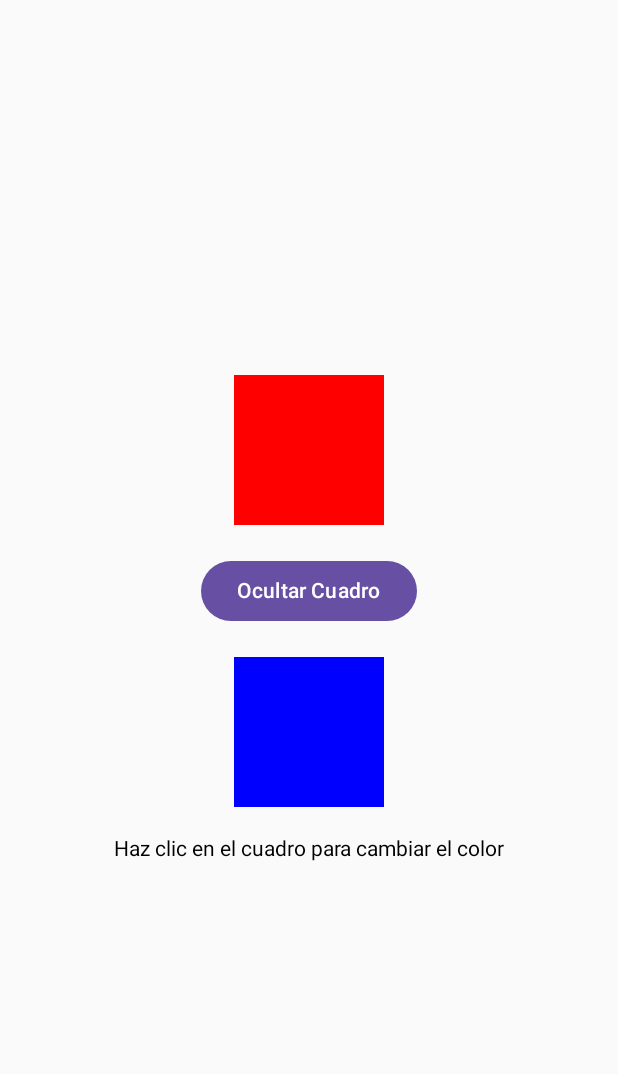
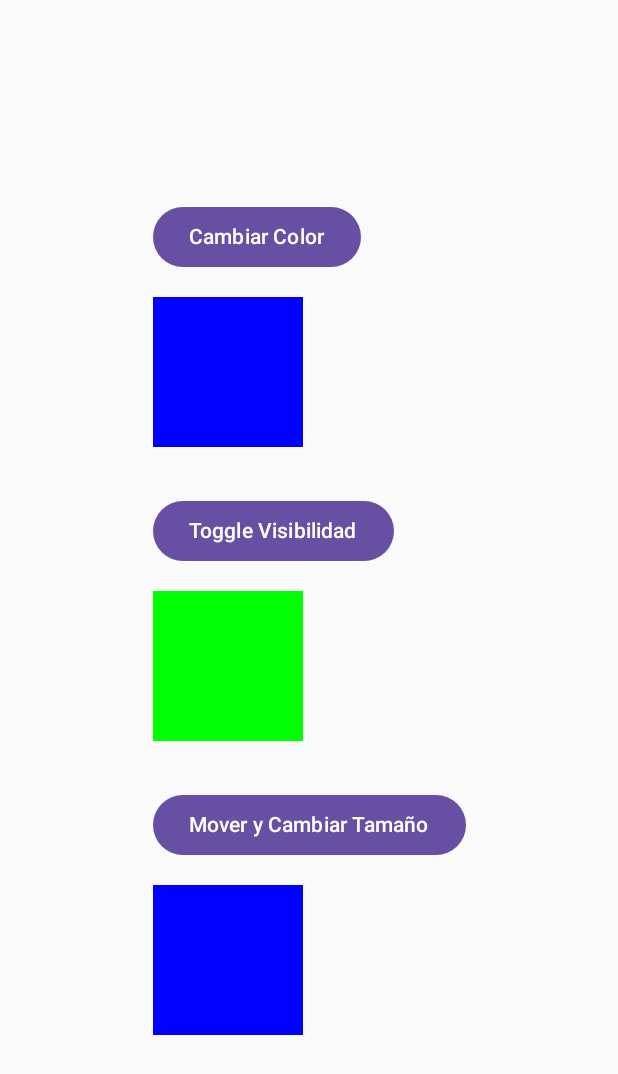
Before and after one commit to AdrianAbeGama/Lab13, an Android app built with Jetpack Compose: the screen it shows after launch (MainActivity), on a phone screen of 412 x 824 dp. Shown: the top 1074 px of the screen. Run offline under Robolectric (Android 15) with nearby library versions, the phone set to English and light mode, and no system bars.

Commit message:
Ejercicio 3

```diff
--- a/app/src/main/java/com/example/lab13/MainActivity.kt
+++ b/app/src/main/java/com/example/lab13/MainActivity.kt
@@ -3,50 +3,108 @@ package com.example.lab13
 import android.os.Bundle
 import androidx.activity.ComponentActivity
 import androidx.activity.compose.setContent
+import androidx.compose.animation.AnimatedVisibility
+import androidx.compose.animation.animateColorAsState
+import androidx.compose.animation.core.animateDpAsState
+import androidx.compose.foundation.background
 import androidx.compose.foundation.layout.*
 import androidx.compose.material3.Button
 import androidx.compose.material3.Text
 import androidx.compose.runtime.*
 import androidx.compose.ui.Alignment
+import androidx.compose.ui.graphics.Color
+import androidx.compose.ui.tooling.preview.Preview
+import androidx.compose.ui.unit.Dp
+import androidx.compose.ui.unit.dp
 import androidx.compose.ui.Modifier
-import androidx.compose.ui.unit.dp
+import androidx.compose.ui.unit.IntSize
+import androidx.compose.ui.draw.clip
+import androidx.compose.foundation.shape.CircleShape
+import androidx.compose.foundation.shape.RoundedCornerShape
 
 class MainActivity : ComponentActivity() {
     override fun onCreate(savedInstanceState: Bundle?) {
         super.onCreate(savedInstanceState)
         setContent {
-            CombinedAnimationExample()
+            AnimationExamples()
         }
     }
 }
 
 @Composable
-fun CombinedAnimationExample() {
-    var isVisible by remember { mutableStateOf(true) }
-
+fun AnimationExamples() {
     Column(
         modifier = Modifier
             .fillMaxSize()
-            .padding(16.dp),
-        horizontalAlignment = Alignment.CenterHorizontally,
-        verticalArrangement = Arrangement.Center
+            .wrapContentSize(Alignment.Center)
     ) {
-        // Ejercicio 1: AnimatedVisibility
-        VisibilityAnimation(isVisible)
+        // Ejercicio 1: Animación de Color
+        var isBlue by remember { mutableStateOf(true) }
+        val backgroundColor = animateColorAsState(if (isBlue) Color.Blue else Color.Red)
 
-        Spacer(modifier = Modifier.height(20.dp))
+        Button(onClick = { isBlue = !isBlue }) {
+            Text("Cambiar Color")
+        }
+
+        Spacer(modifier = Modifier.height(16.dp))
+
+        Box(
+            modifier = Modifier
+                .size(100.dp)
+                .background(backgroundColor.value)
+        )
+
+        Spacer(modifier = Modifier.height(32.dp))
+
+        // Ejercicio 2: Animación de Visibilidad
+        var isVisible by remember { mutableStateOf(true) }
 
         Button(onClick = { isVisible = !isVisible }) {
-            Text(text = if (isVisible) "Ocultar Cuadro" else "Mostrar Cuadro")
+            Text("Toggle Visibilidad")
         }
 
-        Spacer(modifier = Modifier.height(20.dp))
+        Spacer(modifier = Modifier.height(16.dp))
 
-        // Ejercicio 2: Cambio de Color
-        ColorAnimation()
+        AnimatedVisibility(visible = isVisible) {
+            Box(
+                modifier = Modifier
+                    .size(100.dp)
+                    .background(Color.Green)
+            )
+        }
 
-        Spacer(modifier = Modifier.height(20.dp))
+        Spacer(modifier = Modifier.height(32.dp))
 
-        Text(text = "Haz clic en el cuadro para cambiar el color")
+        // Ejercicio 3: Animación de Tamaño y Posición
+        var size by remember { mutableStateOf(100.dp) }
+        var offsetX by remember { mutableStateOf(0.dp) }
+        var offsetY by remember { mutableStateOf(0.dp) }
+
+        val animatedSize: Dp by animateDpAsState(targetValue = size)
+        val animatedOffsetX: Dp by animateDpAsState(targetValue = offsetX)
+        val animatedOffsetY: Dp by animateDpAsState(targetValue = offsetY)
+
+        Button(onClick = {
+            size = if (size == 100.dp) 200.dp else 100.dp
+            offsetX = if (offsetX == 0.dp) 100.dp else 0.dp
+            offsetY = if (offsetY == 0.dp) 100.dp else 0.dp
+        }) {
+            Text("Mover y Cambiar Tamaño")
+        }
+
+        Spacer(modifier = Modifier.height(16.dp))
+
+        Box(
+            modifier = Modifier
+                .size(animatedSize)
+                .offset(animatedOffsetX, animatedOffsetY)
+                .background(Color.Blue)
+        )
     }
 }
+
+@Preview(showBackground = true)
+@Composable
+fun DefaultPreview() {
+    AnimationExamples()
+}
```
